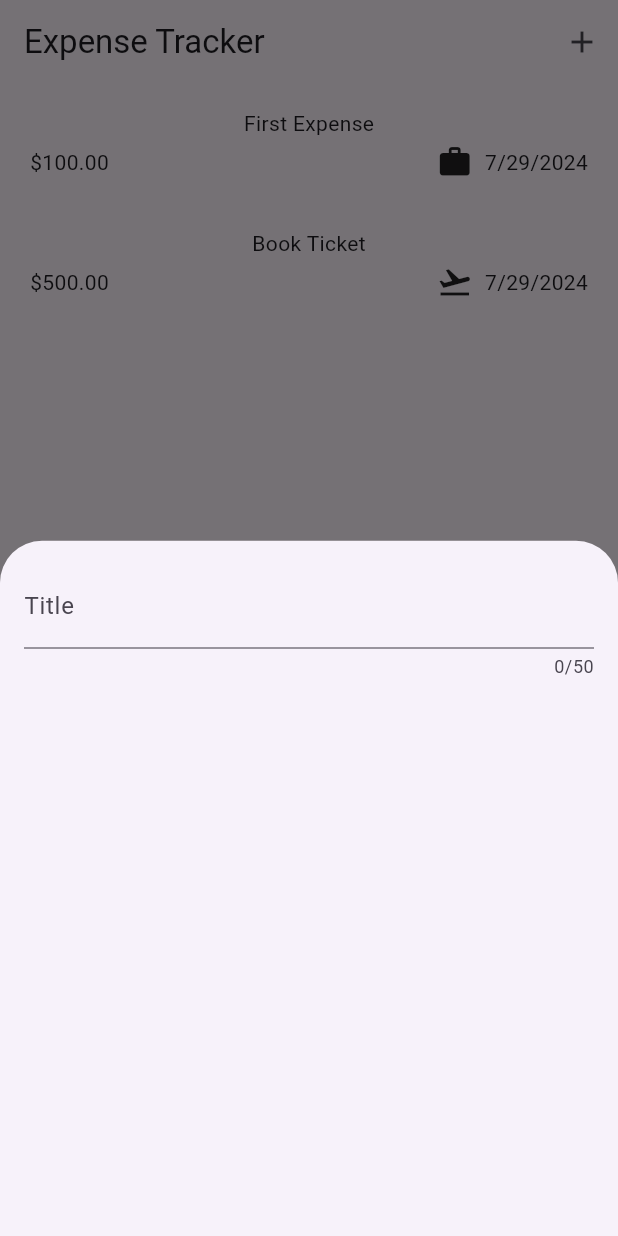
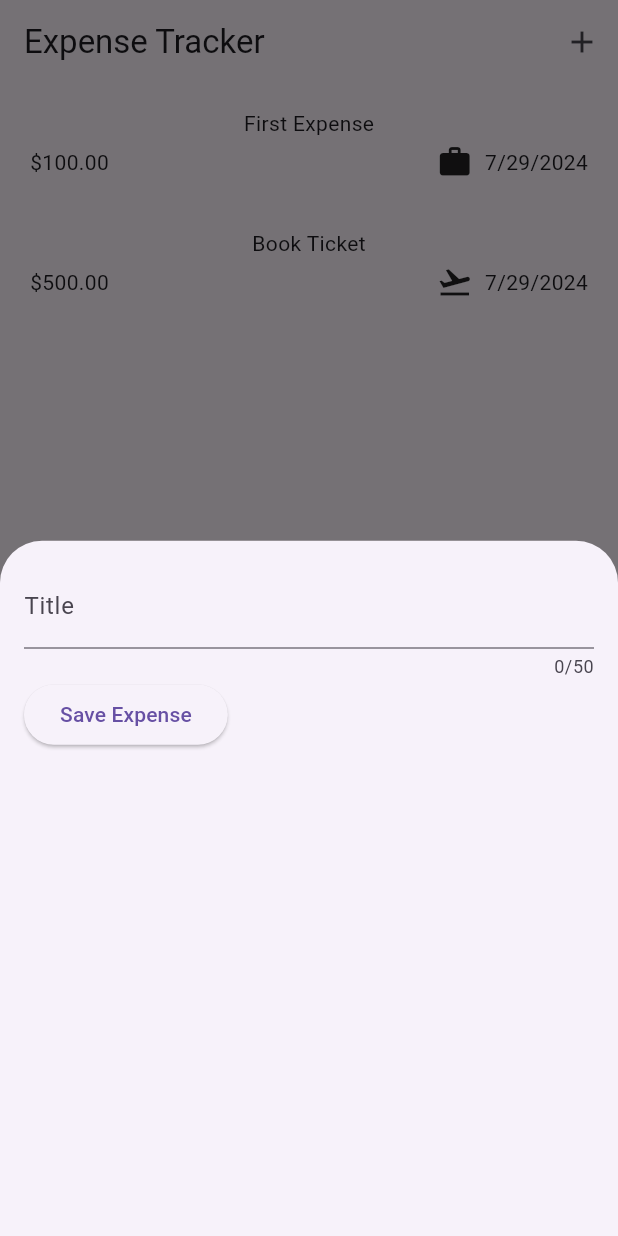
Before and after one commit to Jalo1982/expense_tracker, a Flutter app: the screen it shows after launch, after a tap on the "add" icon, on a phone screen of 412 x 824 dp. Run offline on Flutter 3.47's test engine with Material 3 defaults, Android fonts, the phone set to English and light mode, and no system bars.

Commit message:
Getting user input on every keystroke

```diff
--- a/lib/widgets/new_expense.dart
+++ b/lib/widgets/new_expense.dart
@@ -8,18 +8,32 @@ class NewExpense extends StatefulWidget {
 }
 
 class _NewExpenseState extends State<NewExpense> {
+  var _enterdTitle = '';
+  void _saveTitleInput(String inputValue) {
+    _enterdTitle = inputValue;
+  }
+
   @override
   Widget build(BuildContext context) {
-    return const Padding(
-      padding: EdgeInsets.all(16),
+    return Padding(
+      padding: const EdgeInsets.all(16),
       child: Column(
         children: [
           TextField(
+            onChanged: _saveTitleInput,
             maxLength: 50,
-            decoration: InputDecoration(
+            decoration: const InputDecoration(
               label: Text('Title'),
             ),
           ),
+          Row(
+            children: [
+              ElevatedButton(
+                onPressed: () {},
+                child: const Text('Save Expense'),
+              ),
+            ],
+          )
         ],
       ),
     );
```
